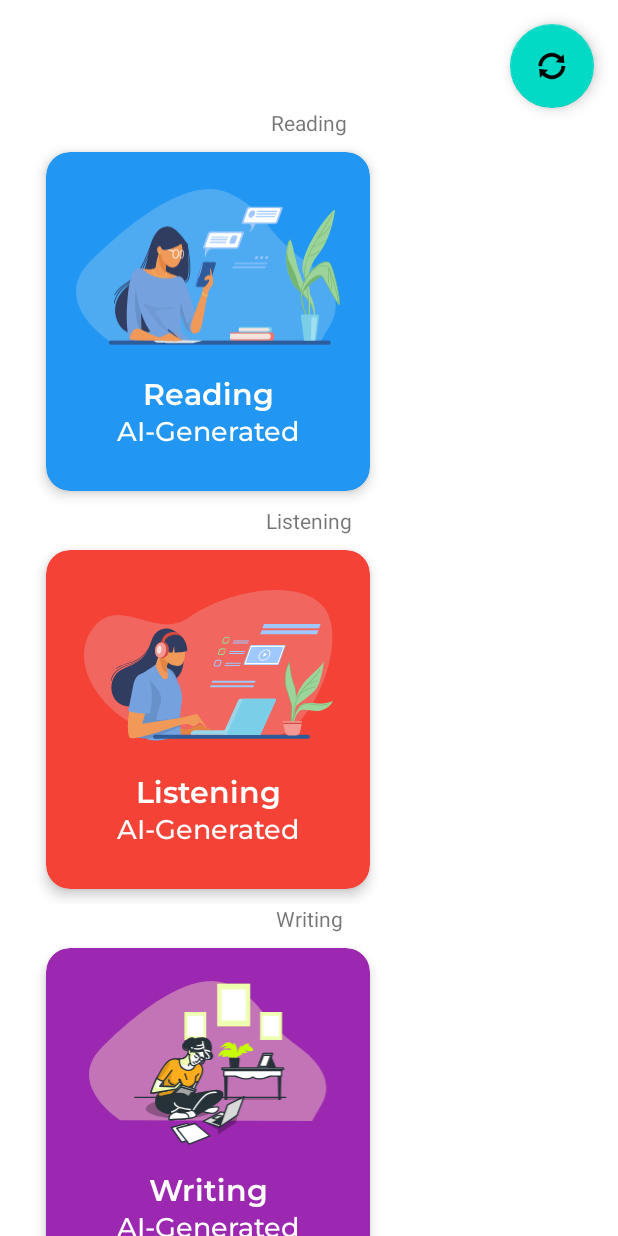
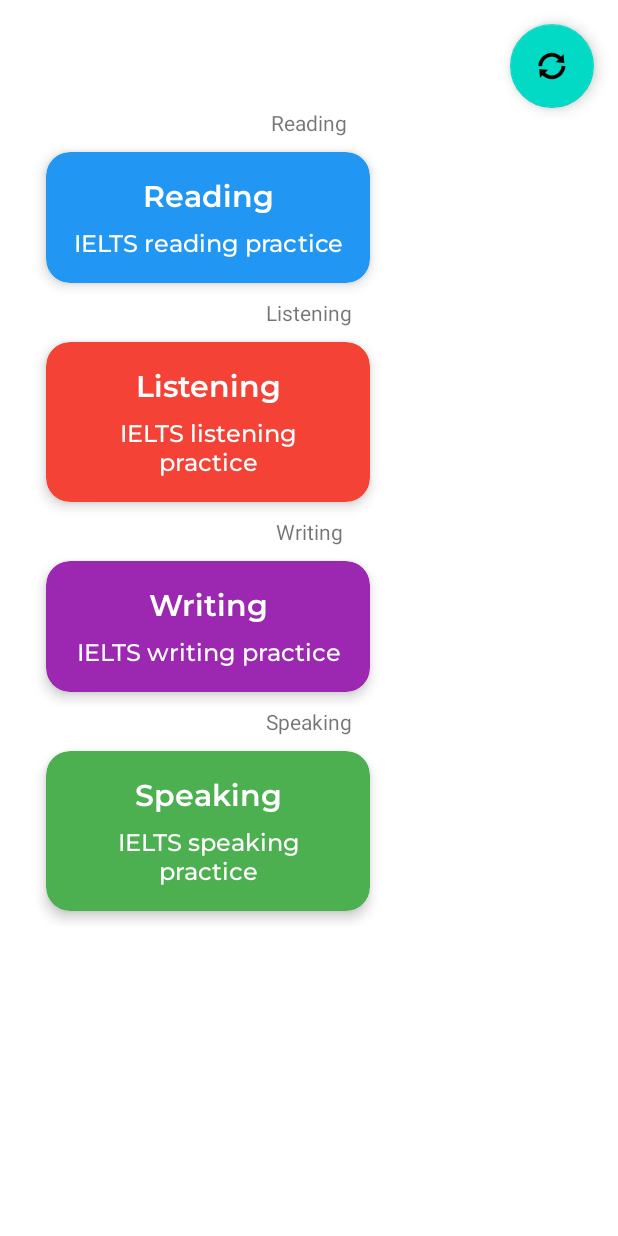
Before and after one commit to filiksyos/IELTS-Tip-Generator, an Android app: the screen it shows after launch (MainActivity), on a phone screen of 412 x 824 dp. Run offline under Robolectric (Android 15) with nearby library versions, the phone set to English and light mode, and no system bars; libraries missing offline, so code that uses them is left out: com.jakewharton.retrofit2.

Commit message:
Refactor Dashboard Items and UI to Simplify Data Model
- Remove itemImageUri from DashboardItems data class
- Add displayQuery field to improve query representation
- Update Repository to use new DashboardItems structure
- Modify DashboardAdapter to use displayQuery instead of cardType
- Simplify dashboard_cardview_items.xml layout by removing image view

```diff
--- a/IELTS/data/src/main/java/com/example/data/DashboardItems.kt
+++ b/IELTS/data/src/main/java/com/example/data/DashboardItems.kt
@@ -4,9 +4,9 @@
 import com.example.data.Utils.YouTubeLink.BASE_URL
 
 data class DashboardItems(
-    val itemImageUri: String? = null,
     val itemText: String? = null,
     val cardType: String? = null,
     val color: Int = Color.GRAY,
-    val query: String = BASE_URL
+    val query: String = BASE_URL,
+    val displayQuery: String = query
 )
--- a/IELTS/data/src/main/java/com/example/data/Repository.kt
+++ b/IELTS/data/src/main/java/com/example/data/Repository.kt
@@ -14,8 +14,10 @@
     private val aiSearchQueryGenerator = AISearchQueryGenerator()
 
     // StateFlow to hold the dashboard items for each category
-    private val _dashboardItemsFlow = MutableStateFlow<Map<DashboardCategory, List<DashboardItems>>>(emptyMap())
-    override val dashboardItemsFlow: StateFlow<Map<DashboardCategory, List<DashboardItems>>> = _dashboardItemsFlow
+    private val _dashboardItemsFlow =
+        MutableStateFlow<Map<DashboardCategory, List<DashboardItems>>>(emptyMap())
+    override val dashboardItemsFlow: StateFlow<Map<DashboardCategory, List<DashboardItems>>> =
+        _dashboardItemsFlow
 
     // Initialize the repository by generating AI queries
     init {
@@ -56,14 +58,18 @@
     /**
      * Creates dashboard items for a category with the given query
      */
-    private fun createDashboardItemsForCategory(category: DashboardCategory, query: String): List<DashboardItems> {
+    private fun createDashboardItemsForCategory(
+        category: DashboardCategory,
+        query: String
+    ): List<DashboardItems> {
+        val youtubeLink = YouTubeLink.getLink(query)
         return listOf(
             DashboardItems(
-                category.iconUri,
-                category.title,
-                "AI-Generated",
-                category.color,
-                YouTubeLink.getLink(query)
+                itemText = category.title,
+                cardType = query,
+                color = category.color,
+                query = youtubeLink,
+                displayQuery = query
             )
         )
     }
@@ -86,11 +92,11 @@
     private fun fallbackDashboardItems(category: DashboardCategory): List<DashboardItems> {
         return listOf(
             DashboardItems(
-                category.iconUri,
-                category.title,
-                "Lesson",
-                category.color,
-                YouTubeLink.getLink("${category.title} IELTS Lesson")
+                itemText = category.title,
+                cardType = "Lesson",
+                color = category.color,
+                query = YouTubeLink.getLink("${category.title} IELTS Lesson"),
+                displayQuery = "${category.title} IELTS Lesson"
             )
         )
     }
--- a/IELTS/presentation/src/main/java/com/example/presentation/adapter/DashboardAdapter.kt
+++ b/IELTS/presentation/src/main/java/com/example/presentation/adapter/DashboardAdapter.kt
@@ -1,17 +1,12 @@
 package com.example.presentation.adapter
 
-import android.net.Uri
 import android.view.LayoutInflater
 import android.view.ViewGroup
 import androidx.recyclerview.widget.DiffUtil
 import androidx.recyclerview.widget.ListAdapter
 import androidx.recyclerview.widget.RecyclerView
 import com.example.data.DashboardItems
-import com.bumptech.glide.Glide
-import com.example.presentation.PlaceholderUtils
 import com.example.presentation.databinding.DashboardCardviewItemsBinding
-import com.example.presentation.R
-
 
 class DashboardAdapter(
     private val onItemClick: (DashboardItems) -> Unit
@@ -22,13 +17,8 @@
 
         fun bind(item: DashboardItems) {
             binding.apply {
-                Glide.with(binding.root.context)
-                    .load(Uri.parse(item.itemImageUri))
-                    .error(PlaceholderUtils.getPlaceholderForItem(item))
-                    .into(imageViewItemImage)
-
                 tvItemName.text = item.itemText
-                tvLessonOrTest.text = item.cardType
+                tvLessonOrTest.text = item.displayQuery
                 cvItemsMainBackground.setCardBackgroundColor(item.color)
                 root.setOnClickListener { onItemClick(item) }
             }
--- a/IELTS/presentation/src/main/res/layout/dashboard_cardview_items.xml
+++ b/IELTS/presentation/src/main/res/layout/dashboard_cardview_items.xml
@@ -1,41 +1,23 @@
 <?xml version="1.0" encoding="utf-8"?>
 <com.google.android.material.card.MaterialCardView xmlns:android="http://schemas.android.com/apk/res/android"
-
     xmlns:app="http://schemas.android.com/apk/res-auto"
     android:id="@+id/cv_itemsMainBackground"
     android:layout_width="216dp"
-    android:layout_height="226dp"
+    android:layout_height="wrap_content"
     android:layout_margin="10dp"
     app:cardCornerRadius="16dp"
     app:cardElevation="5dp"
-    app:strokeColor="@color/blue_50"
-    >
+    app:strokeColor="@color/blue_50">
 
     <androidx.constraintlayout.widget.ConstraintLayout
         android:layout_width="match_parent"
-        android:layout_height="match_parent">
-
-        <ImageView
-            android:id="@+id/imageView_itemImage"
-            android:layout_width="0dp"
-            android:layout_height="110dp"
-            android:layout_marginStart="20dp"
-            android:layout_marginTop="22dp"
-            android:layout_marginEnd="20dp"
-            android:background="@android:color/transparent"
-            android:contentDescription="@string/image_on_card"
-            android:scaleType="centerInside"
-            app:layout_constraintEnd_toEndOf="parent"
-            app:layout_constraintHorizontal_bias="0.5"
-            app:layout_constraintStart_toStartOf="parent"
-            app:layout_constraintTop_toTopOf="parent"
-            app:srcCompat="@drawable/ic_reading_lesson_card" />
+        android:layout_height="match_parent"
+        android:padding="16dp">
 
         <TextView
             android:id="@+id/tv_itemName"
-            android:layout_width="wrap_content"
+            android:layout_width="0dp"
             android:layout_height="wrap_content"
-            android:layout_marginTop="16dp"
             android:background="@android:color/transparent"
             android:fontFamily="@font/montserrat_semi_bold"
             android:gravity="center"
@@ -43,23 +25,25 @@
             android:textColor="@color/white"
             android:textSize="20sp"
             android:textStyle="normal"
-            app:layout_constraintEnd_toEndOf="@+id/imageView_itemImage"
-            app:layout_constraintStart_toStartOf="@+id/imageView_itemImage"
-            app:layout_constraintTop_toBottomOf="@+id/imageView_itemImage" />
+            app:layout_constraintEnd_toEndOf="parent"
+            app:layout_constraintStart_toStartOf="parent"
+            app:layout_constraintTop_toTopOf="parent" />
 
         <TextView
             android:id="@+id/tv_lessonOrTest"
-            android:layout_width="wrap_content"
+            android:layout_width="0dp"
             android:layout_height="wrap_content"
+            android:layout_marginTop="8dp"
             android:fontFamily="@font/montserrat_medium"
+            android:gravity="center"
             android:text="@string/lesson"
             android:textColor="@color/white"
-            android:textSize="18sp"
-            app:layout_constraintBottom_toBottomOf="parent"
-            app:layout_constraintEnd_toEndOf="@+id/imageView_itemImage"
-            app:layout_constraintHorizontal_bias="0.504"
-            app:layout_constraintStart_toStartOf="@+id/imageView_itemImage"
+            android:textSize="16sp"
+            android:maxLines="3"
+            android:ellipsize="end"
+            app:layout_constraintEnd_toEndOf="parent"
+            app:layout_constraintStart_toStartOf="parent"
             app:layout_constraintTop_toBottomOf="@+id/tv_itemName"
-            app:layout_constraintVertical_bias="0.0" />
+            android:layout_marginBottom="16dp" />
     </androidx.constraintlayout.widget.ConstraintLayout>
 </com.google.android.material.card.MaterialCardView>
```
